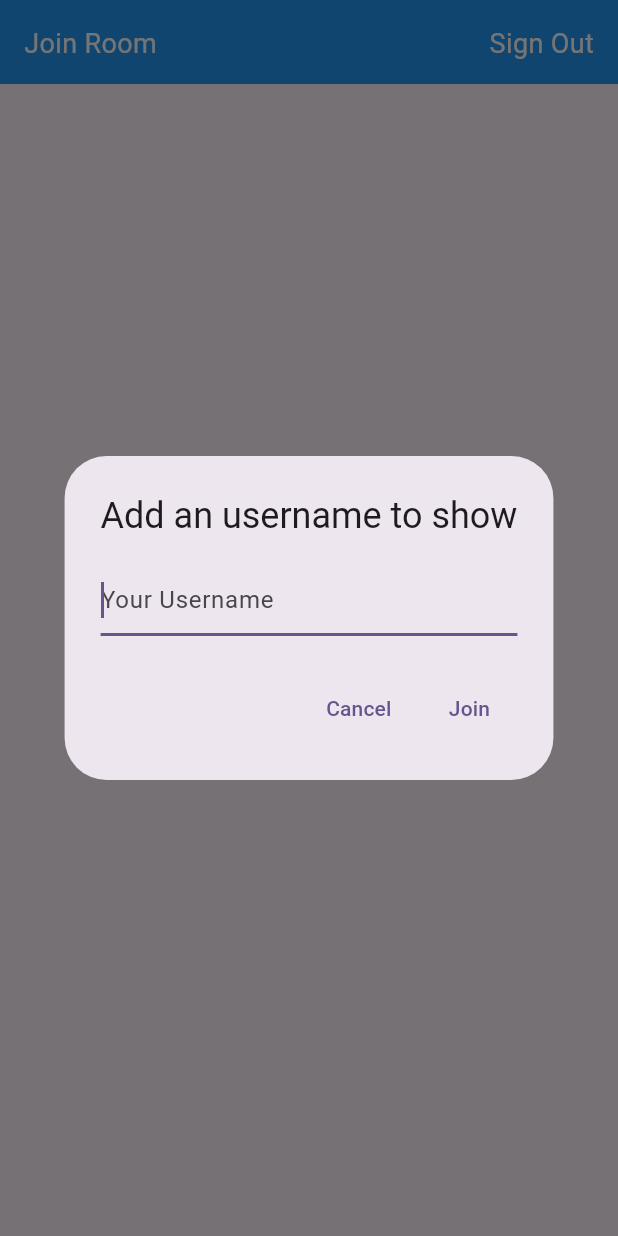
After one commit to shishirbs23/firebase_chat_app, a Flutter app: the JoinRoomScreen screen opened by its route, after a tap on "Join Chat Room", on a phone screen of 412 x 824 dp. The commit adds this screen. Run offline on Flutter 3.47's test engine with Material 3 defaults, Android fonts, the phone set to English and light mode, and no system bars; our stand-ins replace cloud_firestore, firebase_auth, firebase_core, firebase_messaging, flutter_riverpod, fluttertoast and 2 more; accounts and stored records are empty.

```diff
--- a/lib/core/config/routing/app_router_generator.dart
+++ b/lib/core/config/routing/app_router_generator.dart
@@ -1,3 +1,4 @@
+import 'package:firebase_chat_app/features/join-room/presentation/pages/join_room_screen.dart';
 import 'package:firebase_chat_app/features/login/presentation/screens/login_screen.dart';
 import 'package:firebase_chat_app/features/chat/presentation/screens/chat_screen.dart';
 import 'package:firebase_chat_app/features/splash/presentation/screens/splash_screen.dart';
@@ -6,12 +7,14 @@ import 'package:go_router/go_router.dart';
 class RouteNames {
   static const splash = 'splash';
   static const login = 'login';
+  static const joinRoom = 'join-room';
   static const chat = 'chat';
 }
 
 class RoutePaths {
   static const splash = '/splash';
   static const login = '/login';
+  static const joinRoom = '/join-room';
   static const chat = '/chat';
 }
 
@@ -29,6 +32,11 @@ final GoRouter appRouter = GoRouter(
       builder: (context, state) => const LoginScreen(),
     ),
     GoRoute(
+      name: RouteNames.joinRoom,
+      path: RoutePaths.joinRoom,
+      builder: (context, state) => const JoinRoomScreen(),
+    ),
+    GoRoute(
       name: RouteNames.chat,
       path: RoutePaths.chat,
       builder: (context, state) => const ChatScreen(),
--- a/lib/features/chat/presentation/widgets/app_bar_widget.dart
+++ b/lib/core/widgets/app_bar_widget.dart
@@ -8,7 +8,9 @@ import 'package:fluttertoast/fluttertoast.dart';
 import 'package:go_router/go_router.dart';
 
 class AppBarWidget extends StatelessWidget implements PreferredSizeWidget {
-  const AppBarWidget({super.key});
+  final String headerTitle;
+
+  const AppBarWidget({super.key, required this.headerTitle});
 
   @override
   Widget build(BuildContext context) {
@@ -20,9 +22,9 @@ class AppBarWidget extends StatelessWidget implements PreferredSizeWidget {
           child: Row(
             mainAxisAlignment: MainAxisAlignment.spaceBetween,
             children: [
-              const Text(
-                AppStrings.chat,
-                style: TextStyle(
+              Text(
+                headerTitle,
+                style: const TextStyle(
                   fontSize: 18.0,
                   color: AppColors.white,
                 ),
--- /dev/null
+++ b/lib/features/join-room/presentation/pages/join_room_screen.dart
@@ -0,0 +1,98 @@
+import 'package:firebase_chat_app/core/config/firebase/firebase_settings.dart';
+import 'package:firebase_chat_app/core/config/routing/app_router_generator.dart';
+import 'package:firebase_chat_app/utils/app_colors.dart';
+import 'package:firebase_chat_app/utils/app_strings.dart';
+import 'package:flutter/material.dart';
+import 'package:flutter_riverpod/flutter_riverpod.dart';
+import 'package:firebase_chat_app/core/widgets/app_bar_widget.dart';
+import 'package:fluttertoast/fluttertoast.dart';
+import 'package:go_router/go_router.dart';
+
+class JoinRoomScreen extends ConsumerStatefulWidget {
+  const JoinRoomScreen({super.key});
+
+  @override
+  ConsumerState<JoinRoomScreen> createState() => _JoinRoomScreenState();
+}
+
+class _JoinRoomScreenState extends ConsumerState<JoinRoomScreen> {
+  @override
+  Widget build(BuildContext context) {
+    return Scaffold(
+      appBar: const AppBarWidget(
+        headerTitle: AppStrings.joinRoom,
+      ),
+      body: Center(
+        child: ElevatedButton(
+            onPressed: () {
+              String? currentUserName = FirebaseSettings().currentUserName;
+
+              print('current user name');
+              print(currentUserName);
+
+              if (currentUserName!.isEmpty) {
+                _showUsernameDialog(context);
+              } else {
+                context.goNamed(RouteNames.chat);
+              }
+            },
+            child: const Text(
+              AppStrings.joinChatRoom,
+              style: TextStyle(
+                color: AppColors.blue,
+              ),
+            )),
+      ),
+    );
+  }
+
+  Future<void> _showUsernameDialog(BuildContext context) async {
+    final TextEditingController usernameController = TextEditingController();
+
+    return showDialog<void>(
+      context: context,
+      builder: (BuildContext context) {
+        return AlertDialog(
+          title: const Text(AppStrings.addUserName),
+          content: TextField(
+            controller: usernameController,
+            decoration:
+                const InputDecoration(hintText: AppStrings.enterUserName),
+            autofocus: true,
+          ),
+          actions: <Widget>[
+            TextButton(
+              child: const Text(AppStrings.cancel),
+              onPressed: () {
+                Navigator.of(context).pop();
+              },
+            ),
+            TextButton(
+              child: const Text(AppStrings.join),
+              onPressed: () async {
+                if (usernameController.text.isEmpty) {
+                  Fluttertoast.showToast(
+                    msg: AppStrings.emptyUsernameNotAllowed,
+                    toastLength: Toast.LENGTH_LONG,
+                    gravity: ToastGravity.BOTTOM,
+                    timeInSecForIosWeb: 1,
+                    backgroundColor: AppColors.redAccent,
+                    textColor: AppColors.white,
+                    fontSize: 16.0,
+                  );
+
+                  return;
+                }
+
+                await FirebaseSettings()
+                    .updateUsername(usernameController.text);
+                Navigator.of(context).pop();
+                context.goNamed(RouteNames.chat);
+              },
+            ),
+          ],
+        );
+      },
+    );
+  }
+}
--- /dev/null
+++ b/lib/utils/AppConstants.dart
@@ -0,0 +1,3 @@
+class AppConstants {
+  static const String chatGroupId = 'common_group_001';
+}
--- a/lib/utils/app_colors.dart
+++ b/lib/utils/app_colors.dart
@@ -11,4 +11,6 @@ class AppColors {
   static const black = Colors.black;
   static const red = Colors.red;
   static const redAccent = Colors.redAccent;
+  static const blue = Colors.blue;
+  static const grey = Colors.grey;
 }
--- a/lib/utils/app_strings.dart
+++ b/lib/utils/app_strings.dart
@@ -1,5 +1,5 @@
 class AppStrings {
-  // Authentication
+  // Authentication Page
   static const signIn = 'Sign In';
   static const signingIn = 'Signing In ...';
   static const email = 'Email';
@@ -13,14 +13,38 @@ class AppStrings {
   static const wrongPassword = 'No user found for that email';
   static const successfullySignedOut = 'Signed out successfully';
 
+  // Join Room Page
+  static const join = 'Join';
+  static const joinRoom = 'Join Room';
+  static const joinChatRoom = 'Join Chat Room';
+  static const addUserName = 'Add an username to show';
+  static const enterUserName = 'Your Username';
+  static const updateUserNameSuccessMessage = 'Username updated successfully';
+  static const updateUserNameErrorMessage = 'Failed to update username:';
+  static const emptyUsernameNotAllowed = 'Empty username not allowed!';
+
   // Chat Page
   static const chat = 'Chat';
+  static const currentUser = 'Current User';
   static const checkingUserInfo = 'Checking user info ..';
+  static const enterYourMessage = 'Enter your message...';
+
+  // App Bar Widget
   static const confirmSignOut = 'Confirm Sign Out';
   static const areYouSureToSignOut = 'Are you sure you want to sign out?';
-  static const cancel = 'Cancel';
   static const signOut = 'Sign Out';
 
   // Common
+  static const cancel = 'Cancel';
+  static const update = 'Update';
   static const commonError = 'Something went wrong. Try after sometime.';
+
+  // DB
+  static const id = 'id';
+  static const chats = 'chats';
+  static const messages = 'messages';
+  static const timestamp = 'timestamp';
+  static const userName = 'userName';
+  static const anonymous = 'Anonymous';
+  static const text = 'text';
 }
--- a/pubspec.yaml
+++ b/pubspec.yaml
@@ -20,6 +20,7 @@ dependencies:
   flutter_screenutil: ^5.9.0
   fluttertoast: ^8.2.5
   cloud_firestore: ^4.17.2
+  intl: ^0.19.0
 
 dev_dependencies:
   flutter_test:
```
Also changed, not shown: lib/core/config/firebase/firebase_settings.dart (+51 -0 lines), lib/features/chat/presentation/screens/chat_screen.dart (+70 -16 lines), lib/features/login/presentation/screens/login_screen.dart (+6 -3 lines), lib/features/splash/presentation/screens/splash_screen.dart (+6 -1 lines), pubspec.lock.
